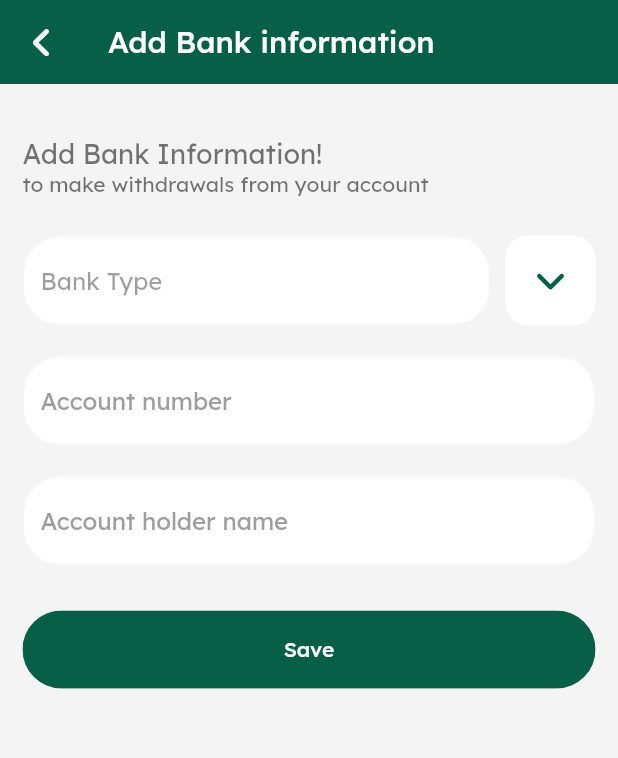
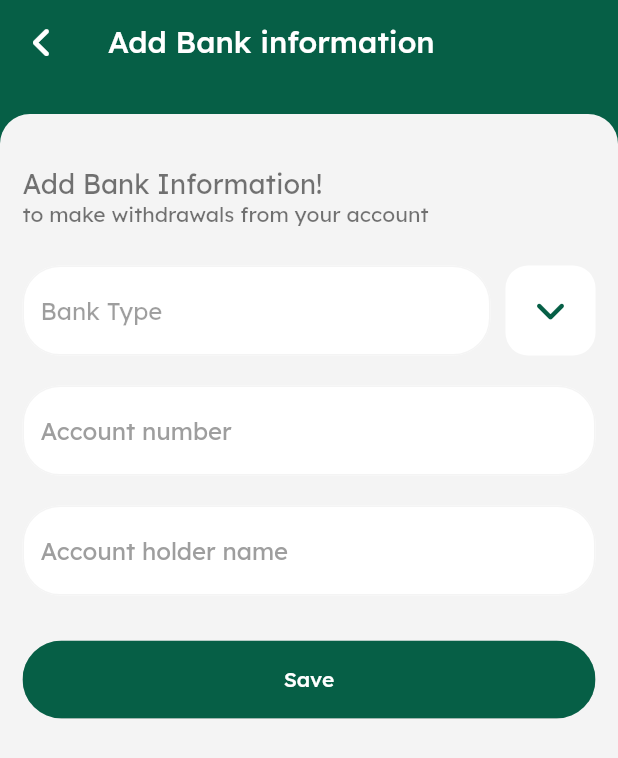
Before and after one commit to AmanuelDemelash/hakime_delivery, a Flutter app: the AddBankInformation screen opened by its route, on a phone screen of 412 x 824 dp. Shown: the top 758 px of the screen. Run offline on Flutter 3.47's test engine with Material 2 defaults, Android fonts, the light colour scheme and no system bars; our stand-ins replace audioplayers, awesome_notifications, cached_network_image, connectivity_plus, flutter_advanced_drawer, flutter_spinkit and 9 more; missing offline and left inert: flutter_swipe_button; accounts and stored records are empty.

Commit message:
bank information

```diff
--- a/lib/screens/delivery/profile/addbankinfo.dart
+++ b/lib/screens/delivery/profile/addbankinfo.dart
@@ -58,9 +58,21 @@ class AddBankInformation extends StatelessWidget {
                 color: Colors.white,
               )),
         ),
-        body: Container(
+        body:
+            Stack(
+              children: [
+                Container(
                   width: Get.width,
-          decoration: const BoxDecoration(),
+                  height: 60,
+                  color: Constants.primcolor,
+                ),
+                Container(
+                  width: Get.width,
+                  margin: const EdgeInsets.only(top: 20),
+                  decoration: const BoxDecoration(
+                    color: Constants.whitesmoke,
+                    borderRadius: BorderRadius.only(topLeft: Radius.circular(20),topRight: Radius.circular(20))
+                  ),
                   child: Padding(
                     padding: const EdgeInsets.all(15),
                     child: Column(
@@ -295,6 +307,10 @@ class AddBankInformation extends StatelessWidget {
                       ],
                     ),
                   ),
-        ));
+                )
+              ],
+            )
+
+    );
   }
 }
--- a/lib/screens/delivery/profile/widget/bankinfo_card.dart
+++ b/lib/screens/delivery/profile/widget/bankinfo_card.dart
@@ -87,7 +87,7 @@ class _bankinfo_cardState extends State<bankinfo_card> {
               width: 40,
               height: 30,
               decoration: const BoxDecoration(
-                  color: Constants.primcolor,
+                  color: Colors.orange,
                   borderRadius: BorderRadius.only(
                       topRight: Radius.circular(10),
                       bottomLeft: Radius.circular(20))),
```
Also changed, not shown: lib/screens/delivery/profile/bankinformation.dart (+23 -4 lines). Lines whose indentation alone changed are shown as unchanged.
